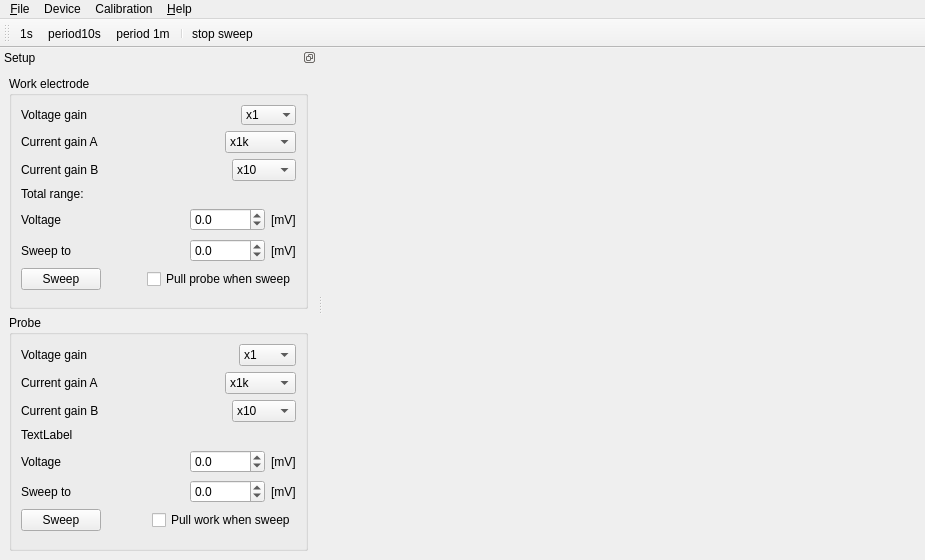
Above: software/digitizer/src/main_wnd.ui from z80/digitizer before the change. Below: the same form after it.
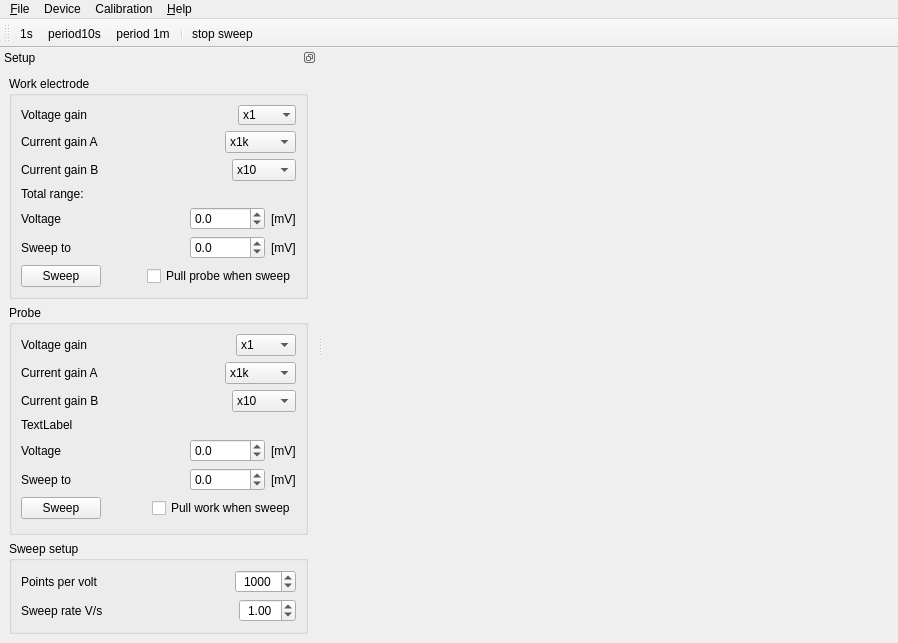
That is the form after the change. Icons and pictures are not drawn.

Patch:
```diff
--- a/software/digitizer/src/main_wnd.ui
+++ b/software/digitizer/src/main_wnd.ui
@@ -6,8 +6,8 @@
    <rect>
     <x>0</x>
     <y>0</y>
-    <width>925</width>
-    <height>560</height>
+    <width>898</width>
+    <height>643</height>
    </rect>
   </property>
   <property name="windowTitle">
@@ -32,7 +32,7 @@
     <rect>
      <x>0</x>
      <y>0</y>
-     <width>925</width>
+     <width>898</width>
      <height>21</height>
     </rect>
    </property>
@@ -78,13 +78,13 @@
     <number>1</number>
    </attribute>
    <widget class="QWidget" name="dockWidgetContents">
-    <layout class="QVBoxLayout" name="verticalLayout" stretch="0,0">
+    <layout class="QVBoxLayout" name="verticalLayout_4">
      <item>
       <widget class="QGroupBox" name="groupBox">
        <property name="title">
         <string>Work electrode</string>
        </property>
-       <layout class="QVBoxLayout" name="verticalLayout_2" stretch="1,1,0,0,1,1,1,1,1,5">
+       <layout class="QVBoxLayout" name="verticalLayout_2" stretch="1,1,0,0,1,1,1,1,1">
         <item>
          <layout class="QHBoxLayout" name="horizontalLayout">
           <item>
@@ -119,12 +119,12 @@
             </item>
             <item>
              <property name="text">
-              <string>x10</string>
+              <string>x0.1</string>
              </property>
             </item>
             <item>
              <property name="text">
-              <string>x100</string>
+              <string>x0.01</string>
              </property>
             </item>
            </widget>
@@ -374,19 +374,6 @@
           </item>
          </layout>
         </item>
-        <item>
-         <spacer name="verticalSpacer_3">
-          <property name="orientation">
-           <enum>Qt::Vertical</enum>
-          </property>
-          <property name="sizeHint" stdset="0">
-           <size>
-            <width>20</width>
-            <height>36</height>
-           </size>
-          </property>
-         </spacer>
-        </item>
        </layout>
       </widget>
      </item>
@@ -427,12 +414,12 @@
             </item>
             <item>
              <property name="text">
-              <string>x10</string>
+              <string>x0.1</string>
              </property>
             </item>
             <item>
              <property name="text">
-              <string>x100</string>
+              <string>x0.01</string>
              </property>
             </item>
            </widget>
@@ -698,6 +685,98 @@
        </layout>
       </widget>
      </item>
+     <item>
+      <widget class="QGroupBox" name="groupBox_3">
+       <property name="title">
+        <string>Sweep setup</string>
+       </property>
+       <layout class="QVBoxLayout" name="verticalLayout">
+        <item>
+         <layout class="QHBoxLayout" name="horizontalLayout_13">
+          <item>
+           <widget class="QLabel" name="label_15">
+            <property name="text">
+             <string>Points per volt</string>
+            </property>
+           </widget>
+          </item>
+          <item>
+           <spacer name="horizontalSpacer_13">
+            <property name="orientation">
+             <enum>Qt::Horizontal</enum>
+            </property>
+            <property name="sizeHint" stdset="0">
+             <size>
+              <width>40</width>
+              <height>20</height>
+             </size>
+            </property>
+           </spacer>
+          </item>
+          <item>
+           <widget class="QSpinBox" name="swPtsCnt">
+            <property name="alignment">
+             <set>Qt::AlignCenter</set>
+            </property>
+            <property name="minimum">
+             <number>10</number>
+            </property>
+            <property name="maximum">
+             <number>10240</number>
+            </property>
+            <property name="singleStep">
+             <number>50</number>
+            </property>
+            <property name="value">
+             <number>1000</number>
+            </property>
+           </widget>
+          </item>
+         </layout>
+        </item>
+        <item>
+         <layout class="QHBoxLayout" name="horizontalLayout_15">
+          <item>
+           <widget class="QLabel" name="label_16">
+            <property name="text">
+             <string>Sweep rate V/s</string>
+            </property>
+           </widget>
+          </item>
+          <item>
+           <spacer name="horizontalSpacer_14">
+            <property name="orientation">
+             <enum>Qt::Horizontal</enum>
+            </property>
+            <property name="sizeHint" stdset="0">
+             <size>
+              <width>40</width>
+              <height>20</height>
+             </size>
+            </property>
+           </spacer>
+          </item>
+          <item>
+           <widget class="QDoubleSpinBox" name="doubleSpinBox">
+            <property name="alignment">
+             <set>Qt::AlignCenter</set>
+            </property>
+            <property name="minimum">
+             <double>0.010000000000000</double>
+            </property>
+            <property name="maximum">
+             <double>10.000000000000000</double>
+            </property>
+            <property name="value">
+             <double>1.000000000000000</double>
+            </property>
+           </widget>
+          </item>
+         </layout>
+        </item>
+       </layout>
+      </widget>
+     </item>
     </layout>
    </widget>
   </widget>
@@ -711,9 +790,9 @@
    <attribute name="toolBarBreak">
     <bool>false</bool>
    </attribute>
-   <addaction name="period1s"/>
+   <addaction name="actionPeriod1s"/>
    <addaction name="actionPeriod10s"/>
-   <addaction name="actionPeriod_1m"/>
+   <addaction name="actionPeriod1m"/>
    <addaction name="separator"/>
    <addaction name="actionStop_sweep"/>
   </widget>
@@ -830,7 +909,7 @@
     <string>stopLua</string>
    </property>
   </action>
-  <action name="period1s">
+  <action name="actionPeriod1s">
    <property name="checkable">
     <bool>true</bool>
    </property>
@@ -852,7 +931,7 @@
     <string>Oscilloscope period 10 seconds</string>
    </property>
   </action>
-  <action name="actionPeriod_1m">
+  <action name="actionPeriod1m">
    <property name="checkable">
     <bool>true</bool>
    </property>
```
